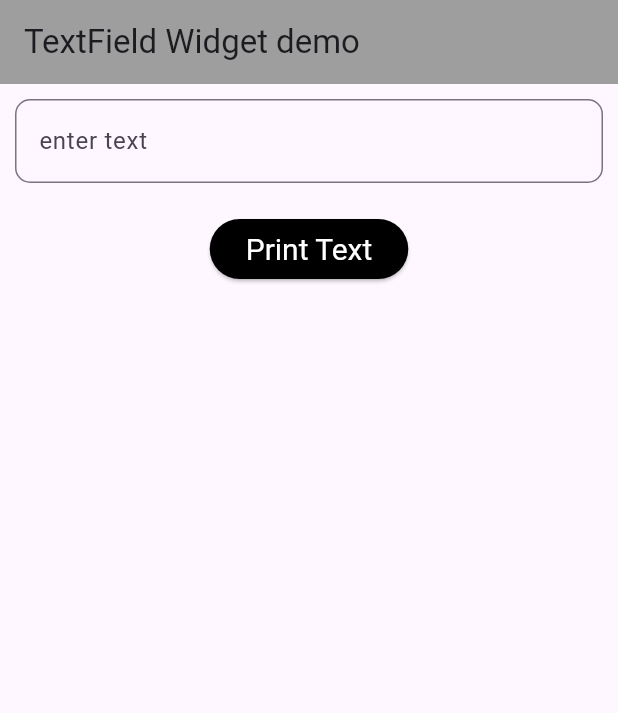
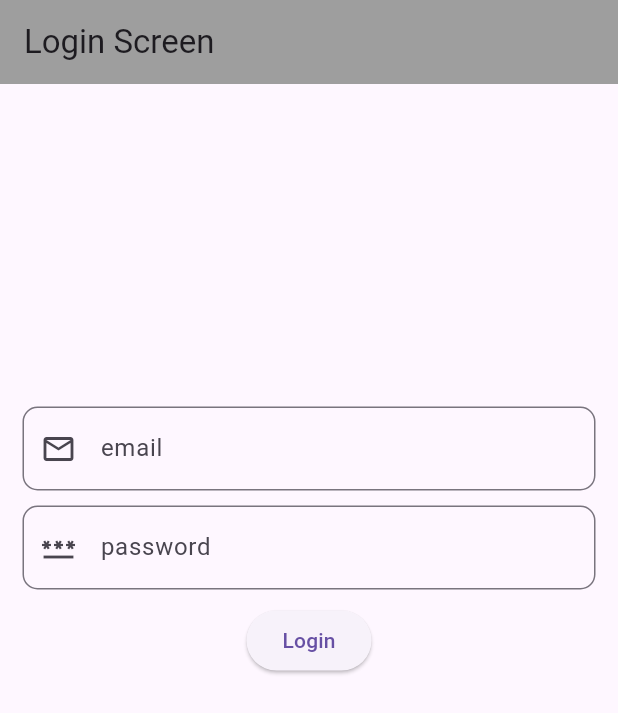
Before and after one commit to Vaghelanakul/Diploma-5_Lab-Solution, a Flutter app: the screen it shows after launch, on a phone screen of 412 x 824 dp. Shown: the top 713 px of the screen. Run offline on Flutter 3.47's test engine with Material 3 defaults, Android fonts, the phone set to English and light mode, and no system bars.

Commit message:
Lab 5 practical 3- login screen with validation

```diff
--- a/lib/Lab5/Practical2.dart
+++ b/lib/Lab5/Practical2.dart
@@ -29,11 +29,11 @@ class TextFieldDemo extends StatelessWidget {
                 ),
               ),
             ),
-            SizedBox(
+            const SizedBox(
               height: 20,
             ),
             ElevatedButton(
-                style: ButtonStyle(
+                style: const ButtonStyle(
                     backgroundColor: WidgetStatePropertyAll(Colors.black),
                     foregroundColor: WidgetStatePropertyAll(Colors.white),
                     textStyle: WidgetStatePropertyAll(TextStyle(fontSize: 20))
--- /dev/null
+++ b/lib/Lab5/Practical3.dart
@@ -0,0 +1,97 @@
+// 3. W.A.P. to do validation in the login screen. (Email Validation & Password
+// Validation) on Button click. (B)
+
+import "package:flutter/material.dart";
+
+class LoginScreen extends StatelessWidget {
+  final formKey = GlobalKey<FormState>();
+  TextEditingController email = TextEditingController();
+  TextEditingController password = TextEditingController();
+
+  @override
+  Widget build(BuildContext context) {
+    return Scaffold(
+      appBar: AppBar(
+        title: Text("Login Screen"),
+        backgroundColor: Colors.grey,
+      ),
+      body: Padding(
+        padding: EdgeInsets.all(15),
+        child: Form(
+            key: formKey,
+            child: Padding(
+              padding: const EdgeInsets.only(top: 200),
+              child: Column(
+                children: [
+                  TextFormField(
+                    controller: email,
+                    decoration: InputDecoration(
+                      hintText: "Enter your email",
+                      labelText: "email",
+                      prefixIcon: Icon(Icons.email_outlined),
+
+                      border: OutlineInputBorder(
+                        borderRadius: BorderRadius.circular(10),
+                      ),
+                      focusedBorder: OutlineInputBorder(
+                        borderRadius: BorderRadius.circular(10),
+                        borderSide: BorderSide(color: Colors.green)
+                      )
+
+                    ),
+                    validator: (value){
+                      if(value==null || value.isEmpty){
+                        return "please enter email";
+                      }
+                      final emailPattern=RegExp(r'^[\w.-]+@[\w]+\.+[\w]{2,4}$');
+                      if(!emailPattern.hasMatch(value)){
+                        return "please enter valid email";
+                      }
+                      return null;
+                    },
+                  ),
+                  SizedBox(
+                    height: 10,
+                  ),
+                  TextFormField(
+                    controller: password,
+                    decoration: InputDecoration(
+                      hintText: "enter password",
+                      prefixIcon: Icon(Icons.password),
+                      labelText: "password",
+                      border: OutlineInputBorder(
+                        borderRadius: BorderRadius.circular(10),
+                      ),
+                    ),
+                    validator: (value){
+                      if(value==null || value.isEmpty){
+                        return "please enter password";
+                      }
+                      final passwordPattern=RegExp(r'^[\w.]+$');
+                      if(!passwordPattern.hasMatch(value)){
+                        return "please enter valid password";
+                      }
+                      if(value.length<7){
+                        return "password must be at lease 8 letter";
+                      }
+                      return null;
+                    },
+                  ),
+                  SizedBox(
+                    height: 10,
+                  ),
+                  ElevatedButton(onPressed: (){
+                    if(formKey.currentState!.validate()){
+                      ScaffoldMessenger.of(context).showSnackBar(
+                          SnackBar(content: Text("Successfully login"))
+                      );
+                    }
+                  }, child: Text("Login"))
+                ],
+              ),
+            )
+        ),
+      ),
+    );
+  }
+}
--- a/lib/main.dart
+++ b/lib/main.dart
@@ -6,6 +6,7 @@ import 'Lab4/Practical4.dart';
 import 'Lab4/Practical5.dart';
 import 'Lab5/Practical1.dart';
 import 'Lab5/Practical2.dart';
+import 'Lab5/Practical3.dart';
 
 void main(){
   runApp(const MyApp());
@@ -16,7 +17,7 @@ class MyApp extends StatelessWidget {
   @override
   Widget build(BuildContext context) {
     return MaterialApp(
-      home: TextFieldDemo(),
+      home: LoginScreen(),
     );
   }
 }
```
